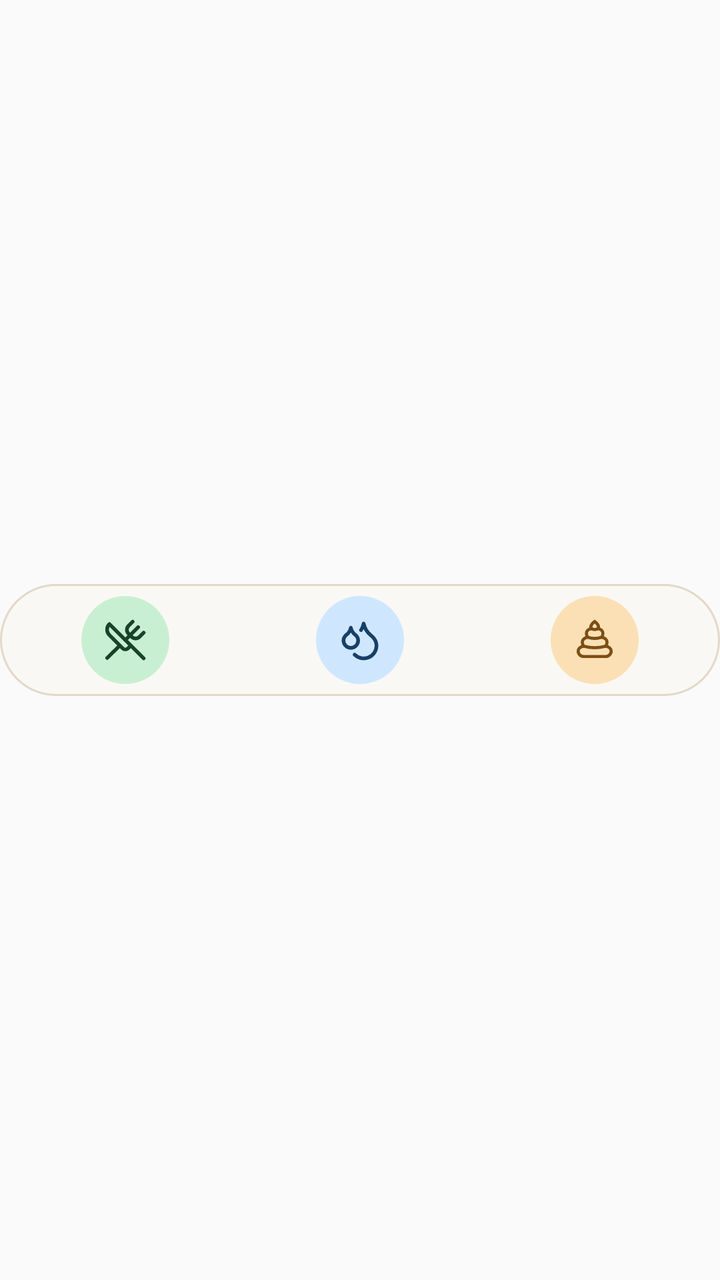
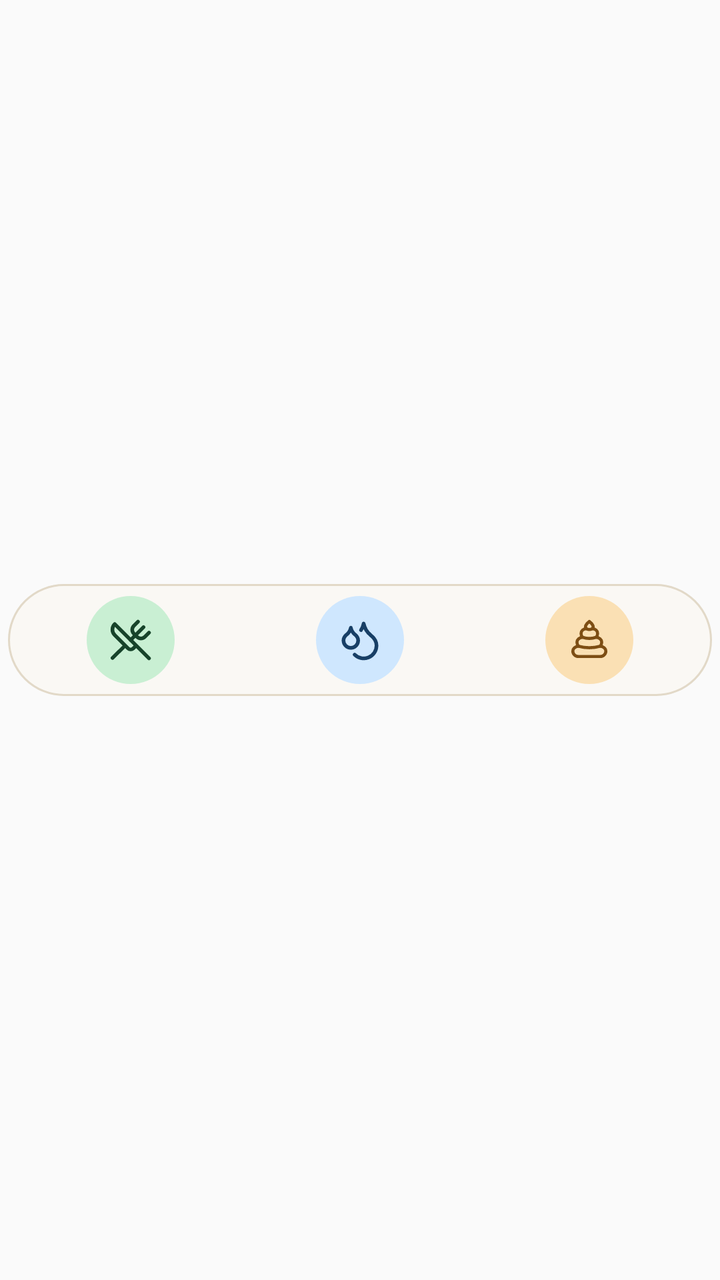

Before-and-after screenshots of an Android layout around one commit, followed by the original layout XML and the change that was made.
<!-- AndroidManifest.xml: application theme AppTheme -->
<!-- res/layout/widget_essential.xml -->
<?xml version="1.0" encoding="utf-8"?>
<FrameLayout xmlns:android="http://schemas.android.com/apk/res/android" android:layout_width="match_parent" android:layout_height="match_parent">
    <LinearLayout android:id="@+id/widget_tray" android:layout_width="match_parent" android:layout_height="wrap_content"
        android:layout_gravity="center" android:orientation="vertical" android:padding="4dp" android:background="@drawable/widget_tray">
        <include layout="@layout/widget_actions_three" />
    </LinearLayout>
</FrameLayout>
<!-- res/layout/widget_actions_three.xml (included above) -->
<?xml version="1.0" encoding="utf-8"?>
<LinearLayout xmlns:android="http://schemas.android.com/apk/res/android" android:layout_width="match_parent" android:layout_height="48dp" android:orientation="horizontal" android:gravity="center">
    <ImageButton android:id="@+id/widget_food" style="@style/WidgetAction"
        android:src="@drawable/widget_food_icon" android:contentDescription="@string/widget_food" />
    <ImageButton android:id="@+id/widget_water" style="@style/WidgetAction"
        android:src="@drawable/widget_water_icon" android:contentDescription="@string/widget_water" />
    <ImageButton android:id="@+id/widget_poop" style="@style/WidgetAction"
        android:src="@drawable/widget_poop_icon" android:contentDescription="@string/widget_poop" />
</LinearLayout>
<!-- resources referenced by this layout -->
<resources>
  <!-- drawable widget_food_icon (drawable) -->
  <?xml version="1.0" encoding="utf-8"?>
  <vector xmlns:android="http://schemas.android.com/apk/res/android" android:width="44dp" android:height="44dp" android:viewportWidth="48" android:viewportHeight="48">
      <path android:fillColor="#C9EFD3" android:pathData="M24,0a24,24 0,1 0,0 48a24,24 0,1 0,0 -48Z" />
      <group android:translateX="12" android:translateY="12">
          <path android:fillColor="@android:color/transparent" android:strokeColor="#17432A" android:strokeWidth="2" android:strokeLineCap="round" android:strokeLineJoin="round" android:pathData="m16 2-2.3 2.3a3 3 0 0 0 0 4.2l1.8 1.8a3 3 0 0 0 4.2 0L22 8" />
          <path android:fillColor="@android:color/transparent" android:strokeColor="#17432A" android:strokeWidth="2" android:strokeLineCap="round" android:strokeLineJoin="round" android:pathData="M15 15 3.3 3.3a4.2 4.2 0 0 0 0 6l7.3 7.3c.7.7 2 .7 2.8 0L15 15Zm0 0 7 7" />
          <path android:fillColor="@android:color/transparent" android:strokeColor="#17432A" android:strokeWidth="2" android:strokeLineCap="round" android:strokeLineJoin="round" android:pathData="m2.1 21.8 6.4-6.3" />
          <path android:fillColor="@android:color/transparent" android:strokeColor="#17432A" android:strokeWidth="2" android:strokeLineCap="round" android:strokeLineJoin="round" android:pathData="m19 5-7 7" />
      </group>
  </vector>
  <!-- drawable widget_tray (drawable) -->
  <?xml version="1.0" encoding="utf-8"?>
  <shape xmlns:android="http://schemas.android.com/apk/res/android" android:shape="rectangle"><solid android:color="#94FBF8F2" /><stroke android:width="1dp" android:color="#E2D9C8" /><corners android:radius="32dp" /></shape>
  <!-- drawable widget_water_icon (drawable) -->
  <?xml version="1.0" encoding="utf-8"?>
  <vector xmlns:android="http://schemas.android.com/apk/res/android" android:width="44dp" android:height="44dp" android:viewportWidth="48" android:viewportHeight="48">
      <path android:fillColor="#CFE7FE" android:pathData="M24,0a24,24 0,1 0,0 48a24,24 0,1 0,0 -48Z" />
      <group android:translateX="12" android:translateY="12">
          <path android:fillColor="@android:color/transparent" android:strokeColor="#183F66" android:strokeWidth="2" android:strokeLineCap="round" android:strokeLineJoin="round" android:pathData="M7 16.3c2.2 0 4-1.83 4-4.05 0-1.16-.57-2.26-1.71-3.19S7.29 6.75 7 5.3c-.29 1.45-1.14 2.84-2.29 3.76S3 11.1 3 12.25c0 2.22 1.8 4.05 4 4.05z" />
          <path android:fillColor="@android:color/transparent" android:strokeColor="#183F66" android:strokeWidth="2" android:strokeLineCap="round" android:strokeLineJoin="round" android:pathData="M12.56 6.6A10.97 10.97 0 0 0 14 3.02c.5 2.5 2 4.9 4 6.5s3 3.5 3 5.5a6.98 6.98 0 0 1-11.91 4.97" />
      </group>
  </vector>
  <string name="widget_food">Food</string>
  <string name="widget_poop">Poop</string>
  <string name="widget_water">Water</string>
  <style name="WidgetAction">
          <item name="android:layout_width">0dp</item>
          <item name="android:layout_height">48dp</item>
          <item name="android:layout_weight">1</item>
          <item name="android:padding">0dp</item>
          <item name="android:scaleType">centerInside</item>
          <item name="android:background">@drawable/widget_ripple</item>
          <item name="android:focusable">true</item>
      </style>
  <style name="AppTheme" parent="Theme.AppCompat.Light.DarkActionBar">
          
          <item name="colorPrimary">@color/colorPrimary</item>
          <item name="colorPrimaryDark">@color/colorPrimaryDark</item>
          <item name="colorAccent">@color/colorAccent</item>
      </style>
  <!-- drawable widget_ripple (drawable) -->
  <?xml version="1.0" encoding="utf-8"?>
  <ripple xmlns:android="http://schemas.android.com/apk/res/android" android:color="#24000000"><item android:id="@android:id/mask"><shape android:shape="oval"><solid android:color="#FFFFFF" /></shape></item></ripple>
  <!-- unchanged entries left out for length: 1 -->
</resources>

<!-- the commit's change to res/layout/widget_essential.xml (unified diff, before → after) -->
@@ -1,5 +1,5 @@
 <?xml version="1.0" encoding="utf-8"?>
-<FrameLayout xmlns:android="http://schemas.android.com/apk/res/android" android:layout_width="match_parent" android:layout_height="match_parent">
+<FrameLayout xmlns:android="http://schemas.android.com/apk/res/android" android:layout_width="match_parent" android:layout_height="match_parent" android:padding="4dp" android:clipChildren="false" android:clipToPadding="false">
     <LinearLayout android:id="@+id/widget_tray" android:layout_width="match_parent" android:layout_height="wrap_content"
         android:layout_gravity="center" android:orientation="vertical" android:padding="4dp" android:background="@drawable/widget_tray">
         <include layout="@layout/widget_actions_three" />
